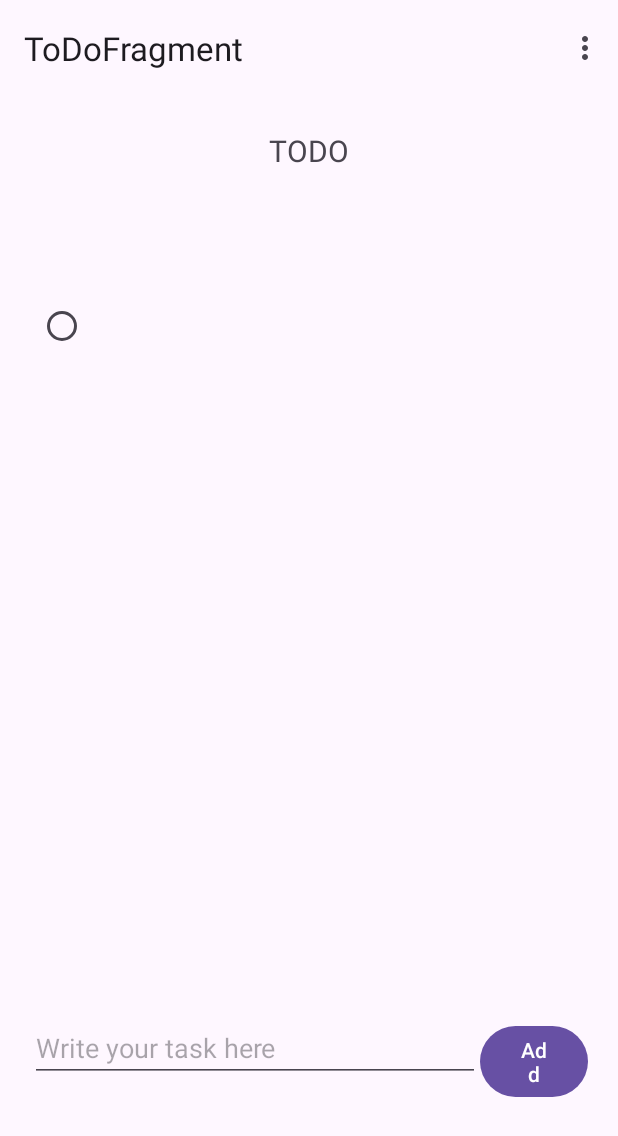
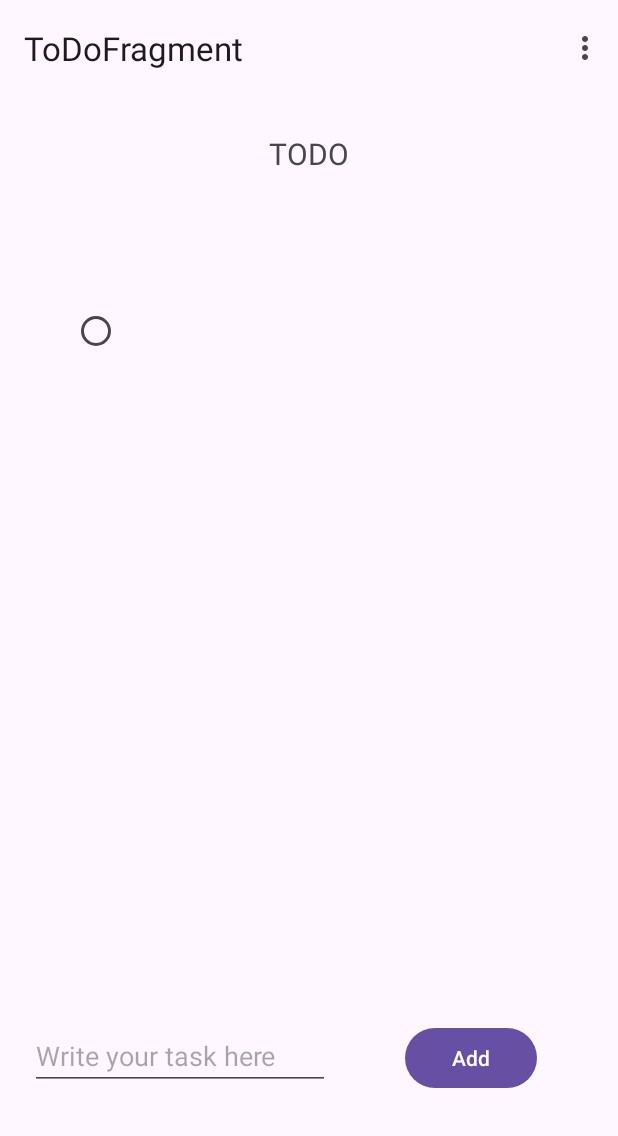
Before and after one commit to jaymaurya1256/Task, an Android app: the screen it shows after launch (MainActivity), after a tap on "Add", on a phone screen of 412 x 824 dp. Shown: the top 1136 px of the screen. Run offline under Robolectric (Android 15) with nearby library versions, the phone set to English and light mode, and no system bars; our stand-ins replace Room's generated code, navigation-ui.

Commit message:
Implemented some code optimisation techniques.

```diff
--- a/app/build.gradle
+++ b/app/build.gradle
@@ -52,6 +52,4 @@ dependencies {
 
 // optional - Kotlin Extensions and Coroutines support for Room
     implementation "androidx.room:room-ktx:2.4.3"
-    implementation 'androidx.cardview:cardview:1.0.0'
-    implementation "androidx.cardview:cardview:1.0.0"
 }
--- a/app/src/main/java/com/example/task/ToDoFragment.kt
+++ b/app/src/main/java/com/example/task/ToDoFragment.kt
@@ -26,7 +26,6 @@ class ToDoFragment : Fragment() {
 
     private val sharedViewModel: TaskViewModel by activityViewModels()
 
-    private lateinit var recyclerView: RecyclerView
     private lateinit var taskList: LiveData<List<Task>>
     private var _binding: FragmentTodoBinding? = null
     private val binding get() = _binding!!
@@ -42,17 +41,17 @@ class ToDoFragment : Fragment() {
 
     override fun onViewCreated(view: View, savedInstanceState: Bundle?) {
         super.onViewCreated(view, savedInstanceState)
-                recyclerView = binding.recyclerViewForFragmentToDo
-                recyclerView.layoutManager = LinearLayoutManager(activity)
-                lifecycleScope.launch{
-                    TaskViewModel().getData().observe(viewLifecycleOwner,
-                        Observer {
-                            recyclerView.adapter = PendingAdapter(it)
-                        })
-                }
+        binding.recyclerViewForFragmentToDo.layoutManager = LinearLayoutManager(activity)
+        lifecycleScope.launch{
+            TaskViewModel().getData().observe(viewLifecycleOwner,
+                Observer {
+                    binding.recyclerViewForFragmentToDo.adapter = PendingAdapter(it)
+                })
+        }
         binding.addTask.setOnClickListener {
             val task = binding.inputTask.text.toString()
             sharedViewModel.insert(task)
+            binding.inputTask.setText("")
         }
     }
 
--- a/app/src/main/res/layout/fragment_todo.xml
+++ b/app/src/main/res/layout/fragment_todo.xml
@@ -20,7 +20,7 @@
 
     <androidx.recyclerview.widget.RecyclerView
         android:id="@+id/recyclerViewForFragmentToDo"
-        android:layout_width="428dp"
+        android:layout_width="match_parent"
         android:layout_height="464dp"
         android:layout_margin="@dimen/fab_margin"
         android:layout_marginBottom="16dp"
@@ -37,7 +37,7 @@
        android:layout_width="match_parent"
        android:layout_height="wrap_content"
        android:orientation="horizontal"
-       app:layout_constraintHorizontal_weight="2"
+       app:layout_constraintHorizontal_weight="0"
        android:layout_margin="10dp"
        android:padding="10dp"
        app:layout_constraintTop_toBottomOf="@id/recyclerViewForFragmentToDo"
@@ -47,7 +47,7 @@
        <com.google.android.material.textfield.TextInputEditText
            android:id="@+id/inputTask"
            android:hint="@string/inputTask"
-           android:layout_width="300dp"
+           android:layout_width="200dp"
            android:layout_height="wrap_content"
            tools:ignore="InvalidId" />
        <Button
@@ -55,6 +55,7 @@
            android:layout_width="wrap_content"
            android:layout_height="wrap_content"
            android:layout_marginBottom="50dp"
+           android:layout_marginLeft="50dp"
            android:text="@string/Add"
            app:layout_constraintBottom_toBottomOf="parent"
            app:layout_constraintEnd_toEndOf="parent"
```
